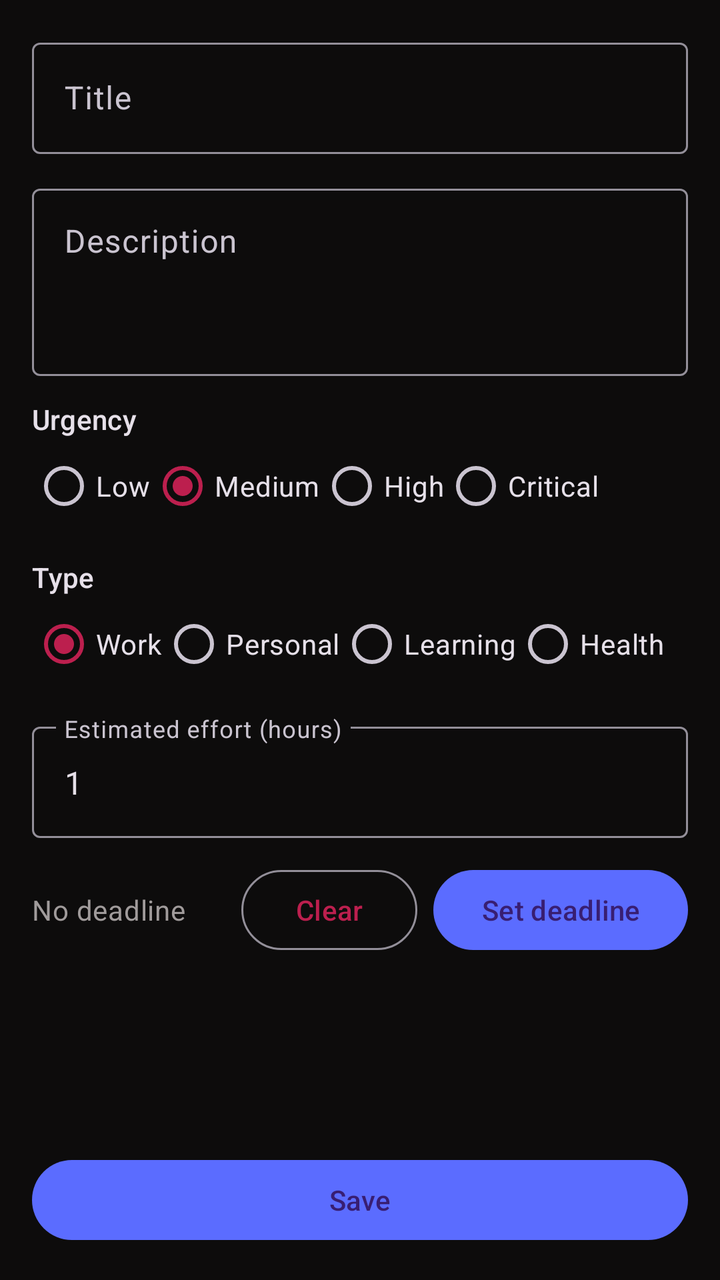
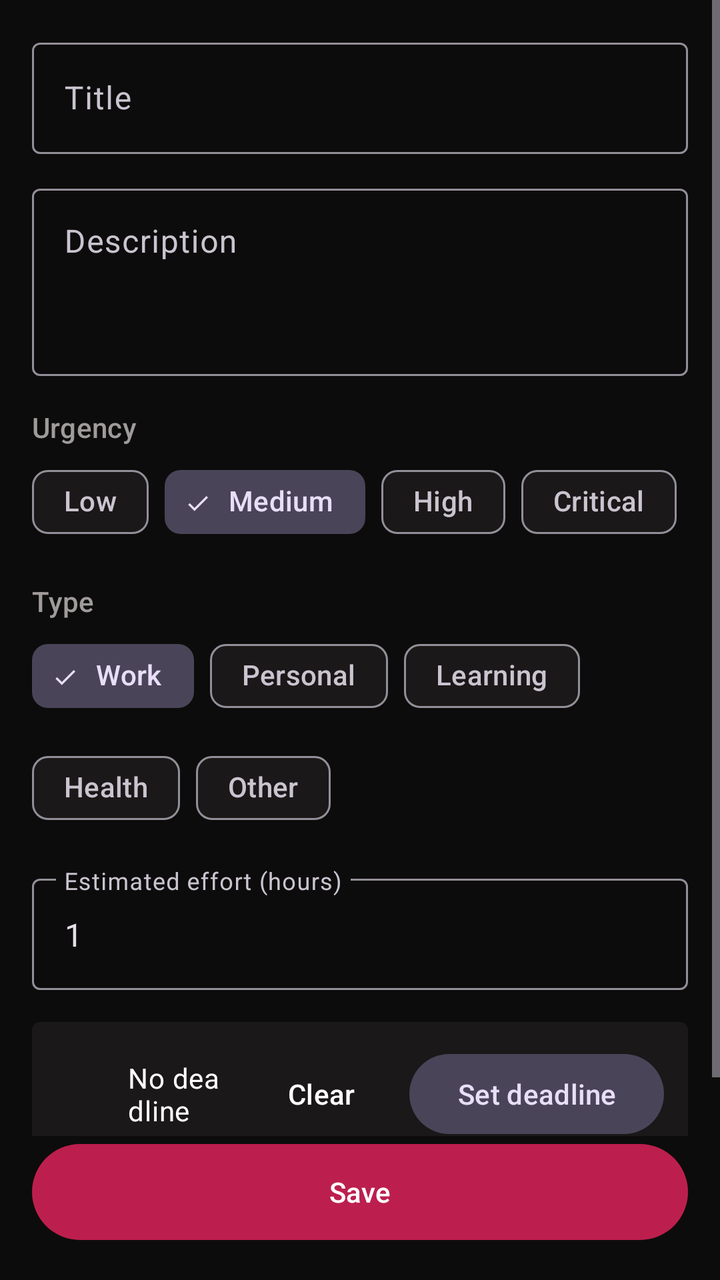

Compare the two renders of this Android layout. The source of the first and the diff that turns it into the second are given below.
<!-- AndroidManifest.xml: application theme Theme.FirstBrain -->
<!-- res/layout/fragment_add_edit_task.xml -->
<?xml version="1.0" encoding="utf-8"?>
<androidx.constraintlayout.widget.ConstraintLayout xmlns:android="http://schemas.android.com/apk/res/android"
    xmlns:app="http://schemas.android.com/apk/res-auto"
    android:layout_width="match_parent"
    android:layout_height="match_parent"
    android:background="@color/background">

    <ScrollView
        android:layout_width="0dp"
        android:layout_height="0dp"
        android:fillViewport="true"
        app:layout_constraintBottom_toTopOf="@id/saveBtn"
        app:layout_constraintEnd_toEndOf="parent"
        app:layout_constraintStart_toStartOf="parent"
        app:layout_constraintTop_toTopOf="parent">

        <LinearLayout
            android:layout_width="match_parent"
            android:layout_height="wrap_content"
            android:orientation="vertical"
            android:padding="@dimen/spacing_lg">

            <com.google.android.material.textfield.TextInputLayout
                android:layout_width="match_parent"
                android:layout_height="wrap_content"
                style="@style/Widget.Material3.TextInputLayout.OutlinedBox"
                android:hint="@string/field_title">
                <com.google.android.material.textfield.TextInputEditText
                    android:id="@+id/titleInput"
                    android:layout_width="match_parent"
                    android:layout_height="wrap_content"
                    android:inputType="textCapSentences" />
            </com.google.android.material.textfield.TextInputLayout>

            <com.google.android.material.textfield.TextInputLayout
                android:layout_width="match_parent"
                android:layout_height="wrap_content"
                android:layout_marginTop="@dimen/spacing_md"
                style="@style/Widget.Material3.TextInputLayout.OutlinedBox"
                android:hint="@string/field_description">
                <com.google.android.material.textfield.TextInputEditText
                    android:id="@+id/descInput"
                    android:layout_width="match_parent"
                    android:layout_height="wrap_content"
                    android:inputType="textMultiLine|textCapSentences"
                    android:minLines="3"
                    android:gravity="top" />
            </com.google.android.material.textfield.TextInputLayout>

            <TextView
                android:layout_width="wrap_content"
                android:layout_height="wrap_content"
                android:layout_marginTop="@dimen/spacing_md"
                android:text="@string/field_urgency"
                android:textAppearance="?attr/textAppearanceLabelLarge" />

            <RadioGroup
                android:id="@+id/urgencyGroup"
                android:layout_width="match_parent"
                android:layout_height="wrap_content"
                android:orientation="horizontal">
                <RadioButton android:id="@+id/urgencyLow" android:layout_width="wrap_content" android:layout_height="wrap_content" android:text="@string/urgency_low" />
                <RadioButton android:id="@+id/urgencyMedium" android:layout_width="wrap_content" android:layout_height="wrap_content" android:checked="true" android:text="@string/urgency_medium" />
                <RadioButton android:id="@+id/urgencyHigh" android:layout_width="wrap_content" android:layout_height="wrap_content" android:text="@string/urgency_high" />
                <RadioButton android:id="@+id/urgencyCritical" android:layout_width="wrap_content" android:layout_height="wrap_content" android:text="@string/urgency_critical" />
            </RadioGroup>

            <TextView
                android:layout_width="wrap_content"
                android:layout_height="wrap_content"
                android:layout_marginTop="@dimen/spacing_md"
                android:text="@string/field_type"
                android:textAppearance="?attr/textAppearanceLabelLarge" />

            <RadioGroup
                android:id="@+id/typeGroup"
                android:layout_width="match_parent"
                android:layout_height="wrap_content"
                android:orientation="horizontal">
                <RadioButton android:id="@+id/typeWork" android:layout_width="wrap_content" android:layout_height="wrap_content" android:checked="true" android:text="@string/type_work" />
                <RadioButton android:id="@+id/typePersonal" android:layout_width="wrap_content" android:layout_height="wrap_content" android:text="@string/type_personal" />
                <RadioButton android:id="@+id/typeLearning" android:layout_width="wrap_content" android:layout_height="wrap_content" android:text="@string/type_learning" />
                <RadioButton android:id="@+id/typeHealth" android:layout_width="wrap_content" android:layout_height="wrap_content" android:text="@string/type_health" />
            </RadioGroup>

            <com.google.android.material.textfield.TextInputLayout
                android:layout_width="match_parent"
                android:layout_height="wrap_content"
                android:layout_marginTop="@dimen/spacing_md"
                style="@style/Widget.Material3.TextInputLayout.OutlinedBox"
                android:hint="@string/field_effort">
                <com.google.android.material.textfield.TextInputEditText
                    android:id="@+id/effortInput"
                    android:layout_width="match_parent"
                    android:layout_height="wrap_content"
                    android:inputType="number"
                    android:text="@string/default_effort" />
            </com.google.android.material.textfield.TextInputLayout>

            <LinearLayout
                android:layout_width="match_parent"
                android:layout_height="wrap_content"
                android:layout_marginTop="@dimen/spacing_md"
                android:gravity="center_vertical"
                android:orientation="horizontal">

                <TextView
                    android:id="@+id/deadlineLabel"
                    android:layout_width="0dp"
                    android:layout_height="wrap_content"
                    android:layout_weight="1"
                    android:text="@string/no_deadline"
                    android:textAppearance="?attr/textAppearanceBodyMedium" />

                <com.google.android.material.button.MaterialButton
                    android:id="@+id/clearDeadlineBtn"
                    style="@style/Widget.Material3.Button.OutlinedButton"
                    android:layout_width="wrap_content"
                    android:layout_height="wrap_content"
                    android:layout_marginEnd="@dimen/spacing_sm"
                    android:text="@string/action_clear" />

                <com.google.android.material.button.MaterialButton
                    android:id="@+id/deadlineBtn"
                    android:layout_width="wrap_content"
                    android:layout_height="wrap_content"
                    android:text="@string/action_pick_deadline"
                    app:backgroundTint="@color/button_blue" />
            </LinearLayout>

        </LinearLayout>
    </ScrollView>

    <com.google.android.material.button.MaterialButton
        android:id="@+id/saveBtn"
        android:layout_width="0dp"
        android:layout_height="wrap_content"
        android:layout_margin="@dimen/spacing_lg"
        android:text="@string/action_save"
        app:backgroundTint="@color/button_blue"
        app:cornerRadius="24dp"
        app:layout_constraintBottom_toBottomOf="parent"
        app:layout_constraintEnd_toEndOf="parent"
        app:layout_constraintStart_toStartOf="parent" />

</androidx.constraintlayout.widget.ConstraintLayout>
<!-- resources referenced by this layout -->
<resources>
  <color name="background">#0D0C0C</color>
  <color name="button_blue">#5B6CFF</color>
  <dimen name="spacing_lg">16dp</dimen>
  <dimen name="spacing_md">12dp</dimen>
  <dimen name="spacing_sm">8dp</dimen>
  <string name="action_clear">Clear</string>
  <string name="action_pick_deadline">Set deadline</string>
  <string name="action_save">Save</string>
  <string name="default_effort">1</string>
  <string name="field_description">Description</string>
  <string name="field_effort">Estimated effort (hours)</string>
  <string name="field_title">Title</string>
  <string name="field_type">Type</string>
  <string name="field_urgency">Urgency</string>
  <string name="no_deadline">No deadline</string>
  <string name="type_health">Health</string>
  <string name="type_learning">Learning</string>
  <string name="type_personal">Personal</string>
  <string name="type_work">Work</string>
  <string name="urgency_critical">Critical</string>
  <string name="urgency_high">High</string>
  <string name="urgency_low">Low</string>
  <string name="urgency_medium">Medium</string>
  <style name="Theme.FirstBrain" parent="Theme.Material3.Dark.NoActionBar">
          <item name="colorPrimary">@color/primary</item>
          <item name="colorPrimaryDark">@color/primary_dark</item>
          <item name="colorSecondary">@color/accent</item>
          <item name="colorError">@color/error</item>
          <item name="android:colorBackground">@color/background</item>
          <item name="colorSurface">@color/surface</item>
          <item name="android:statusBarColor">@color/background</item>
          <item name="android:navigationBarColor">@color/background</item>
          <item name="android:windowLayoutInDisplayCutoutMode">never</item>
  
          <item name="textAppearanceTitleLarge">@style/TextAppearance.App.TitleLarge</item>
          <item name="textAppearanceBodyMedium">@style/TextAppearance.App.BodyMedium</item>
      </style>
  <color name="primary">#BC1F4E</color>
  <color name="primary_dark">#8B1739</color>
  <color name="accent">#BC1F4E</color>
  <color name="error">#E14B4B</color>
  <color name="surface">#1A1818</color>
  <style name="TextAppearance.App.TitleLarge" parent="TextAppearance.Material3.TitleLarge">
          <item name="android:textColor">@color/text_primary</item>
          <item name="android:textStyle">bold</item>
      </style>
  <style name="TextAppearance.App.BodyMedium" parent="TextAppearance.Material3.BodyMedium">
          <item name="android:textColor">@color/text_secondary</item>
      </style>
  <color name="text_primary">#FFFFFF</color>
  <color name="text_secondary">#A09B9B</color>
</resources>

<!-- the commit's change to res/layout/fragment_add_edit_task.xml (unified diff, before → after) -->
@@ -21,10 +21,12 @@
             android:padding="@dimen/spacing_lg">
 
             <com.google.android.material.textfield.TextInputLayout
-                android:layout_width="match_parent"
-                android:layout_height="wrap_content"
                 style="@style/Widget.Material3.TextInputLayout.OutlinedBox"
-                android:hint="@string/field_title">
+                android:layout_width="match_parent"
+                android:layout_height="wrap_content"
+                android:hint="@string/field_title"
+                app:startIconDrawable="@drawable/ic_title">
+
                 <com.google.android.material.textfield.TextInputEditText
                     android:id="@+id/titleInput"
                     android:layout_width="match_parent"
@@ -33,62 +35,129 @@
             </com.google.android.material.textfield.TextInputLayout>
 
             <com.google.android.material.textfield.TextInputLayout
+                style="@style/Widget.Material3.TextInputLayout.OutlinedBox"
                 android:layout_width="match_parent"
                 android:layout_height="wrap_content"
                 android:layout_marginTop="@dimen/spacing_md"
-                style="@style/Widget.Material3.TextInputLayout.OutlinedBox"
-                android:hint="@string/field_description">
+                android:hint="@string/field_description"
+                app:startIconDrawable="@drawable/ic_description">
+
                 <com.google.android.material.textfield.TextInputEditText
                     android:id="@+id/descInput"
                     android:layout_width="match_parent"
                     android:layout_height="wrap_content"
+                    android:gravity="top"
                     android:inputType="textMultiLine|textCapSentences"
-                    android:minLines="3"
-                    android:gravity="top" />
+                    android:minLines="3" />
             </com.google.android.material.textfield.TextInputLayout>
 
             <TextView
                 android:layout_width="wrap_content"
                 android:layout_height="wrap_content"
-                android:layout_marginTop="@dimen/spacing_md"
+                android:layout_marginTop="@dimen/spacing_lg"
                 android:text="@string/field_urgency"
-                android:textAppearance="?attr/textAppearanceLabelLarge" />
-
-            <RadioGroup
-                android:id="@+id/urgencyGroup"
-                android:layout_width="match_parent"
-                android:layout_height="wrap_content"
-                android:orientation="horizontal">
-                <RadioButton android:id="@+id/urgencyLow" android:layout_width="wrap_content" android:layout_height="wrap_content" android:text="@string/urgency_low" />
-                <RadioButton android:id="@+id/urgencyMedium" android:layout_width="wrap_content" android:layout_height="wrap_content" android:checked="true" android:text="@string/urgency_medium" />
-                <RadioButton android:id="@+id/urgencyHigh" android:layout_width="wrap_content" android:layout_height="wrap_content" android:text="@string/urgency_high" />
-                <RadioButton android:id="@+id/urgencyCritical" android:layout_width="wrap_content" android:layout_height="wrap_content" android:text="@string/urgency_critical" />
-            </RadioGroup>
+                android:textAppearance="?attr/textAppearanceLabelLarge"
+                android:textColor="@color/text_secondary" />
+
+            <com.google.android.material.chip.ChipGroup
+                android:id="@+id/urgencyChipGroup"
+                android:layout_width="match_parent"
+                android:layout_height="wrap_content"
+                android:layout_marginTop="@dimen/spacing_xs"
+                app:selectionRequired="true"
+                app:singleSelection="true">
+
+                <com.google.android.material.chip.Chip
+                    android:id="@+id/chipLow"
+                    style="@style/Widget.Material3.Chip.Filter"
+                    android:layout_width="wrap_content"
+                    android:layout_height="wrap_content"
+                    android:text="@string/urgency_low" />
+
+                <com.google.android.material.chip.Chip
+                    android:id="@+id/chipMedium"
+                    style="@style/Widget.Material3.Chip.Filter"
+                    android:layout_width="wrap_content"
+                    android:layout_height="wrap_content"
+                    android:checked="true"
+                    android:text="@string/urgency_medium" />
+
+                <com.google.android.material.chip.Chip
+                    android:id="@+id/chipHigh"
+                    style="@style/Widget.Material3.Chip.Filter"
+                    android:layout_width="wrap_content"
+                    android:layout_height="wrap_content"
+                    android:text="@string/urgency_high" />
+
+                <com.google.android.material.chip.Chip
+                    android:id="@+id/chipCritical"
+                    style="@style/Widget.Material3.Chip.Filter"
+                    android:layout_width="wrap_content"
+                    android:layout_height="wrap_content"
+                    android:text="@string/urgency_critical" />
+            </com.google.android.material.chip.ChipGroup>
 
             <TextView
                 android:layout_width="wrap_content"
                 android:layout_height="wrap_content"
-                android:layout_marginTop="@dimen/spacing_md"
+                android:layout_marginTop="@dimen/spacing_lg"
                 android:text="@string/field_type"
-                android:textAppearance="?attr/textAppearanceLabelLarge" />
-
-            <RadioGroup
-                android:id="@+id/typeGroup"
-                android:layout_width="match_parent"
-                android:layout_height="wrap_content"
-                android:orientation="horizontal">
-                <RadioButton android:id="@+id/typeWork" android:layout_width="wrap_content" android:layout_height="wrap_content" android:checked="true" android:text="@string/type_work" />
-                <RadioButton android:id="@+id/typePersonal" android:layout_width="wrap_content" android:layout_height="wrap_content" android:text="@string/type_personal" />
-                <RadioButton android:id="@+id/typeLearning" android:layout_width="wrap_content" android:layout_height="wrap_content" android:text="@string/type_learning" />
-                <RadioButton android:id="@+id/typeHealth" android:layout_width="wrap_content" android:layout_height="wrap_content" android:text="@string/type_health" />
-            </RadioGroup>
+                android:textAppearance="?attr/textAppearanceLabelLarge"
+                android:textColor="@color/text_secondary" />
+
+            <com.google.android.material.chip.ChipGroup
+                android:id="@+id/typeChipGroup"
+                android:layout_width="match_parent"
+                android:layout_height="wrap_content"
+                android:layout_marginTop="@dimen/spacing_xs"
+                app:selectionRequired="true"
+                app:singleSelection="true">
+
+                <com.google.android.material.chip.Chip
+                    android:id="@+id/chipWork"
+                    style="@style/Widget.Material3.Chip.Filter"
+                    android:layout_width="wrap_content"
+                    android:layout_height="wrap_content"
+                    android:checked="true"
+                    android:text="@string/type_work" />
+
+                <com.google.android.material.chip.Chip
+                    android:id="@+id/chipPersonal"
+                    style="@style/Widget.Material3.Chip.Filter"
+                    android:layout_width="wrap_content"
+                    android:layout_height="wrap_content"
+                    android:text="@string/type_personal" />
+
+                <com.google.android.material.chip.Chip
+                    android:id="@+id/chipLearning"
+                    style="@style/Widget.Material3.Chip.Filter"
+                    android:layout_width="wrap_content"
+                    android:layout_height="wrap_content"
+                    android:text="@string/type_learning" />
+
+                <com.google.android.material.chip.Chip
+                    android:id="@+id/chipHealth"
+                    style="@style/Widget.Material3.Chip.Filter"
+                    android:layout_width="wrap_content"
+                    android:layout_height="wrap_content"
+                    android:text="@string/type_health" />
+
+                <com.google.android.material.chip.Chip
+                    android:id="@+id/chipOther"
+                    style="@style/Widget.Material3.Chip.Filter"
+                    android:layout_width="wrap_content"
+                    android:layout_height="wrap_content"
+                    android:text="@string/type_other" />
+            </com.google.android.material.chip.ChipGroup>
 
             <com.google.android.material.textfield.TextInputLayout
-                android:layout_width="match_parent"
-                android:layout_height="wrap_content"
-                android:layout_marginTop="@dimen/spacing_md"
                 style="@style/Widget.Material3.TextInputLayout.OutlinedBox"
-                android:hint="@string/field_effort">
+                android:layout_width="match_parent"
+                android:layout_height="wrap_content"
+                android:layout_marginTop="@dimen/spacing_lg"
+                android:hint="@string/field_effort"
+                app:startIconDrawable="@drawable/ic_effort">
+
                 <com.google.android.material.textfield.TextInputEditText
                     android:id="@+id/effortInput"
                     android:layout_width="match_parent"
@@ -100,32 +169,44 @@
             <LinearLayout
                 android:layout_width="match_parent"
                 android:layout_height="wrap_content"
-                android:layout_marginTop="@dimen/spacing_md"
+                android:layout_marginTop="@dimen/spacing_lg"
+                android:background="@drawable/status_bg_done"
+                android:backgroundTint="@color/surface"
                 android:gravity="center_vertical"
-                android:orientation="horizontal">
+                android:orientation="horizontal"
+                android:padding="@dimen/spacing_md">
+
+                <ImageView
+                    android:layout_width="24dp"
+                    android:layout_height="24dp"
+                    android:contentDescription="@null"
+                    android:src="@drawable/ic_calendar"
+                    app:tint="@color/text_secondary" />
 
                 <TextView
                     android:id="@+id/deadlineLabel"
                     android:layout_width="0dp"
                     android:layout_height="wrap_content"
+                    android:layout_marginStart="@dimen/spacing_md"
                     android:layout_weight="1"
                     android:text="@string/no_deadline"
-                    android:textAppearance="?attr/textAppearanceBodyMedium" />
+                    android:textAppearance="?attr/textAppearanceBodyMedium"
+                    android:textColor="@color/text_primary" />
 
                 <com.google.android.material.button.MaterialButton
                     android:id="@+id/clearDeadlineBtn"
-                    style="@style/Widget.Material3.Button.OutlinedButton"
-                    android:layout_width="wrap_content"
-                    android:layout_height="wrap_content"
-                    android:layout_marginEnd="@dimen/spacing_sm"
-                    android:text="@string/action_clear" />
+                    style="@style/Widget.Material3.Button.TextButton"
+                    android:layout_width="wrap_content"
+                    android:layout_height="wrap_content"
+                    android:text="@string/action_clear"
+                    android:textColor="@color/text_primary" />
 
                 <com.google.android.material.button.MaterialButton
                     android:id="@+id/deadlineBtn"
-                    android:layout_width="wrap_content"
-                    android:layout_height="wrap_content"
-                    android:text="@string/action_pick_deadline"
-                    app:backgroundTint="@color/button_blue" />
+                    style="@style/Widget.Material3.Button.TonalButton"
+                    android:layout_width="wrap_content"
+                    android:layout_height="wrap_content"
+                    android:text="@string/action_pick_deadline" />
             </LinearLayout>
 
         </LinearLayout>
@@ -134,11 +215,12 @@
     <com.google.android.material.button.MaterialButton
         android:id="@+id/saveBtn"
         android:layout_width="0dp"
-        android:layout_height="wrap_content"
+        android:layout_height="56dp"
         android:layout_margin="@dimen/spacing_lg"
         android:text="@string/action_save"
-        app:backgroundTint="@color/button_blue"
-        app:cornerRadius="24dp"
+        android:textColor="@color/white"
+        app:backgroundTint="@color/primary"
+        app:cornerRadius="28dp"
         app:layout_constraintBottom_toBottomOf="parent"
         app:layout_constraintEnd_toEndOf="parent"
         app:layout_constraintStart_toStartOf="parent" />
<!-- resource entries referenced after the edit -->
@@ -1,10 +1,20 @@
 <!-- resources referenced by this layout -->
 <resources>
   <color name="background">#0D0C0C</color>
-  <color name="button_blue">#5B6CFF</color>
+  <color name="primary">#BC1F4E</color>
+  <color name="surface">#1A1818</color>
+  <color name="text_primary">#FFFFFF</color>
+  <color name="text_secondary">#A09B9B</color>
+  <color name="white">#FFFFFF</color>
   <dimen name="spacing_lg">16dp</dimen>
   <dimen name="spacing_md">12dp</dimen>
-  <dimen name="spacing_sm">8dp</dimen>
+  <dimen name="spacing_xs">4dp</dimen>
+  <!-- drawable status_bg_done (drawable) -->
+  <?xml version="1.0" encoding="utf-8"?>
+  <shape xmlns:android="http://schemas.android.com/apk/res/android">
+      <solid android:color="#4CAF50" />
+      <corners android:radius="4dp" />
+  </shape>
   <string name="action_clear">Clear</string>
   <string name="action_pick_deadline">Set deadline</string>
   <string name="action_save">Save</string>
@@ -17,6 +27,7 @@
   <string name="no_deadline">No deadline</string>
   <string name="type_health">Health</string>
   <string name="type_learning">Learning</string>
+  <string name="type_other">Other</string>
   <string name="type_personal">Personal</string>
   <string name="type_work">Work</string>
   <string name="urgency_critical">Critical</string>
@@ -37,11 +48,9 @@
           <item name="textAppearanceTitleLarge">@style/TextAppearance.App.TitleLarge</item>
           <item name="textAppearanceBodyMedium">@style/TextAppearance.App.BodyMedium</item>
       </style>
-  <color name="primary">#BC1F4E</color>
   <color name="primary_dark">#8B1739</color>
   <color name="accent">#BC1F4E</color>
   <color name="error">#E14B4B</color>
-  <color name="surface">#1A1818</color>
   <style name="TextAppearance.App.TitleLarge" parent="TextAppearance.Material3.TitleLarge">
           <item name="android:textColor">@color/text_primary</item>
           <item name="android:textStyle">bold</item>
@@ -49,7 +58,5 @@
   <style name="TextAppearance.App.BodyMedium" parent="TextAppearance.Material3.BodyMedium">
           <item name="android:textColor">@color/text_secondary</item>
       </style>
-  <color name="text_primary">#FFFFFF</color>
-  <color name="text_secondary">#A09B9B</color>
 </resources>
 
